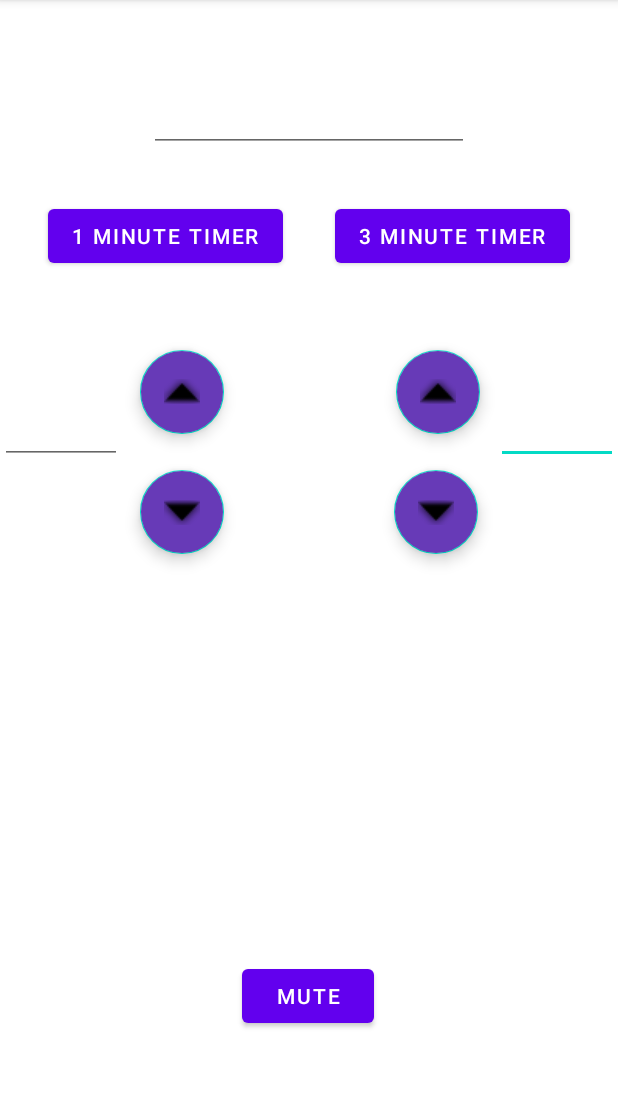
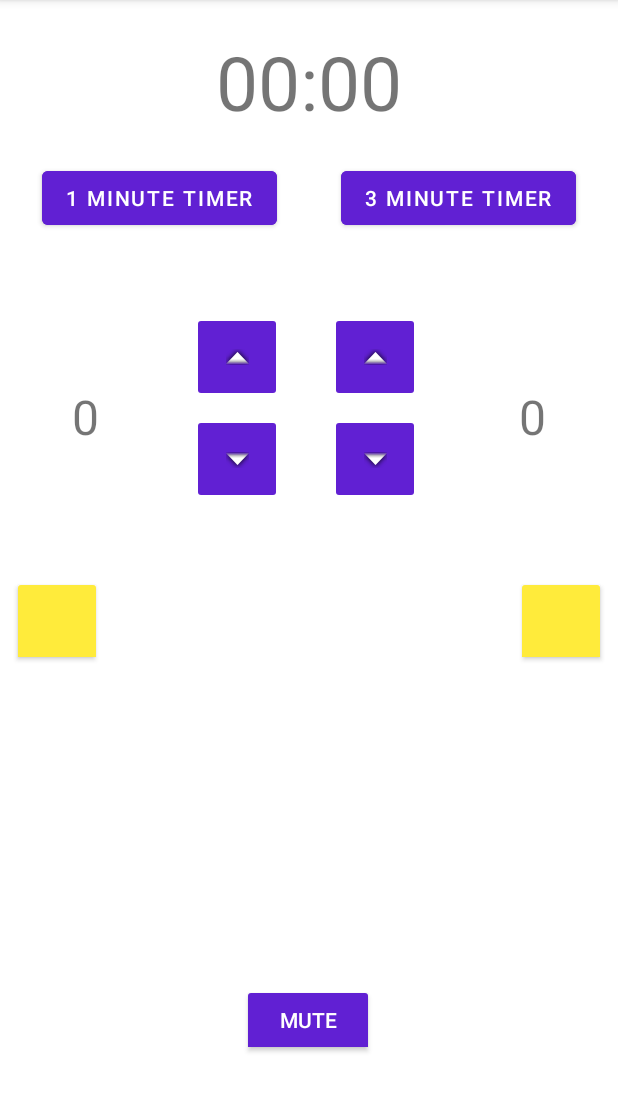
Before and after one commit to konnor-s/FencingScoringDevice, an Android app: the screen it shows after launch (MainActivity), on a phone screen of 412 x 824 dp, the part 84-1196 px from its top. Run offline under Robolectric (Android 15) with nearby library versions, the light colour scheme and no system bars.

Commit message:
Making buttons work
Score increment and decrement buttons now work. Timer now works. Mute button toggles.

```diff
--- a/FencingRemoteController/app/src/main/java/com/example/fencingremotecontroller/MainActivity.java
+++ b/FencingRemoteController/app/src/main/java/com/example/fencingremotecontroller/MainActivity.java
@@ -1,14 +1,125 @@
 package com.example.fencingremotecontroller;
 
 import androidx.appcompat.app.AppCompatActivity;
+import android.os.Bundle;
+import android.os.CountDownTimer;
+import android.view.View;
+import android.widget.Button;
+import android.widget.ImageButton;
+import android.widget.TextView;
+import android.widget.ToggleButton;
 
-import android.os.Bundle;
+import java.util.concurrent.TimeUnit;
 
 public class MainActivity extends AppCompatActivity {
+    private TextView score1;
+    private TextView score2;
+    private TextView time;
+    private ToggleButton mute;
 
     @Override
     protected void onCreate(Bundle savedInstanceState) {
         super.onCreate(savedInstanceState);
         setContentView(R.layout.activity_main);
+
+        score1 = findViewById(R.id.score1);
+        score2 = findViewById(R.id.score2);
+        time = findViewById(R.id.time);
+        mute = findViewById(R.id.mute);
+        ImageButton increment1 = findViewById(R.id.increment1);
+        ImageButton decrement1 = findViewById(R.id.decrement1);
+        ImageButton increment2 = findViewById(R.id.increment2);
+        ImageButton decrement2 = findViewById(R.id.decrement2);
+        Button timer1 = findViewById(R.id.timer1);
+        Button timer3 = findViewById(R.id.timer3);
+
+        increment1.setOnClickListener(view -> {
+            int score = Integer.parseInt(score1.getText().toString());
+            score += 1;
+            score1.setText(String.valueOf(score));
+            //send new score via bluetooth
+        });
+        increment2.setOnClickListener(view -> {
+            int score = Integer.parseInt(score2.getText().toString());
+            score += 1;
+            score2.setText(String.valueOf(score));
+            //send new score via bluetooth
+        });
+        decrement1.setOnClickListener(view -> {
+            int score = Integer.parseInt(score1.getText().toString());
+            score -= 1;
+            score1.setText(String.valueOf(score));
+            //send new score via bluetooth
+        });
+        decrement2.setOnClickListener(view -> {
+            int score = Integer.parseInt(score2.getText().toString());
+            score -= 1;
+            score2.setText(String.valueOf(score));
+            //send new score via bluetooth
+        });
+        mute.setOnClickListener(view -> {
+            if (mute.getText().toString().equals("Mute")){
+                //mute via bluetooth
+            }
+            else {
+                //unmute via bluetooth
+            }
+        });
+        timer1.setOnClickListener(view -> {
+            new CountDownTimer(600000, 1000) {
+                private int minutes = 0;
+                private int seconds = 10;
+                public void onTick(long millis) {
+                    if (seconds == 0){
+                        if (minutes !=0){
+                            seconds = 59;
+                            minutes -= 1;
+                        }
+                    }
+                    else{
+                        seconds -= 1;
+                    }
+
+                    String min_sec = String.format("%02d:%02d",
+                            minutes, seconds);
+
+                    time.setText(String.valueOf(min_sec));
+                }
+
+                public void onFinish() {
+                    time.setText(R.string.time);
+                }
+            }.start();
+            //send signal to reset clock via bluetooth
+        });
+        timer3.setOnClickListener(view -> {
+            new CountDownTimer(1800000, 1000) {
+                private int minutes = 0;
+                private int seconds = 10;
+                public void onTick(long millis) {
+                    if (seconds == 0){
+                        if (minutes !=0){
+                            seconds = 59;
+                            minutes -= 1;
+                        }
+                    }
+                    else{
+                        seconds -= 1;
+                    }
+
+                    String min_sec = String.format("%02d:%02d",
+                            minutes, seconds);
+
+                    time.setText(String.valueOf(min_sec));
+                }
+
+                public void onFinish() {
+                    time.setText(R.string.time);
+                }
+            }.start();
+            //send signal to reset clock via bluetooth
+        });
+
+
     }
 }
--- a/FencingRemoteController/app/src/main/res/layout/activity_main.xml
+++ b/FencingRemoteController/app/src/main/res/layout/activity_main.xml
@@ -6,126 +6,150 @@
     android:layout_height="match_parent"
     tools:context=".MainActivity">
 
-    <EditText
-        android:id="@+id/number2"
-        android:layout_width="81dp"
-        android:layout_height="36dp"
-        android:layout_marginTop="81dp"
-        android:layout_marginBottom="448dp"
-        android:ems="10"
-        android:inputType="number"
-        app:layout_constraintBottom_toBottomOf="parent"
+    <ToggleButton
+        android:id="@+id/yellow2"
+        android:layout_width="60dp"
+        android:layout_height="60dp"
+        android:layout_marginTop="48dp"
+        android:layout_marginEnd="8dp"
+        android:backgroundTint="#FFEB3B"
+        android:textOff="@string/penalty"
+        android:textOn="@string/penalty"
         app:layout_constraintEnd_toEndOf="parent"
-        app:layout_constraintTop_toBottomOf="@+id/timer3" />
+        app:layout_constraintTop_toBottomOf="@+id/decrement2" />
 
-    <com.google.android.material.floatingactionbutton.FloatingActionButton
-        android:id="@+id/floatingActionButton3"
-        android:layout_width="wrap_content"
-        android:layout_height="wrap_content"
-        android:layout_marginStart="115dp"
+    <ImageButton
+        android:id="@+id/decrement2"
+        android:layout_width="60dp"
+        android:layout_height="60dp"
+        android:layout_marginTop="8dp"
+        android:layout_marginEnd="132dp"
+        android:backgroundTint="#6120D3"
+        android:contentDescription="@string/decrement2"
+        app:layout_constraintEnd_toEndOf="parent"
+        app:layout_constraintTop_toBottomOf="@+id/increment2"
+        app:srcCompat="@android:drawable/arrow_down_float" />
+
+    <ImageButton
+        android:id="@+id/decrement1"
+        android:layout_width="60dp"
+        android:layout_height="60dp"
+        android:layout_marginStart="128dp"
+        android:layout_marginTop="8dp"
+        android:backgroundTint="#6120D3"
+        android:contentDescription="@string/decrement1"
+        app:layout_constraintStart_toStartOf="parent"
+        app:layout_constraintTop_toBottomOf="@+id/increment1"
+        app:srcCompat="@android:drawable/arrow_down_float" />
+
+    <ImageButton
+        android:id="@+id/increment2"
+        android:layout_width="60dp"
+        android:layout_height="60dp"
         android:layout_marginTop="52dp"
-        android:layout_marginEnd="12dp"
-        android:backgroundTint="#673AB7"
-        android:clickable="true"
-        app:layout_constraintEnd_toStartOf="@+id/number2"
-        app:layout_constraintStart_toEndOf="@+id/floatingActionButton2"
+        android:layout_marginEnd="132dp"
+        android:backgroundTint="#6120D3"
+        android:contentDescription="@string/increment2"
+        app:layout_constraintEnd_toEndOf="parent"
+        app:layout_constraintHorizontal_bias="1.0"
+        app:layout_constraintStart_toEndOf="@+id/increment1"
         app:layout_constraintTop_toBottomOf="@+id/timer3"
         app:srcCompat="@android:drawable/arrow_up_float" />
 
     <Button
-        android:id="@+id/Mute"
+        android:id="@+id/timer1"
         android:layout_width="wrap_content"
         android:layout_height="wrap_content"
-        android:layout_marginStart="162dp"
-        android:layout_marginEnd="163dp"
-        android:layout_marginBottom="80dp"
-        android:text="@string/mute"
-        app:layout_constraintBottom_toBottomOf="parent"
-        app:layout_constraintEnd_toEndOf="parent"
-        app:layout_constraintStart_toStartOf="parent" />
-
-    <com.google.android.material.floatingactionbutton.FloatingActionButton
-        android:id="@+id/floatingActionButton5"
-        android:layout_width="wrap_content"
-        android:layout_height="wrap_content"
-        android:layout_marginStart="80dp"
-        android:layout_marginTop="24dp"
-        android:layout_marginEnd="10dp"
-        android:backgroundTint="#673AB7"
-        android:clickable="true"
-        app:layout_constraintEnd_toStartOf="@+id/number2"
-        app:layout_constraintHorizontal_bias="0.945"
-        app:layout_constraintStart_toEndOf="@+id/floatingActionButton4"
-        app:layout_constraintTop_toBottomOf="@+id/floatingActionButton3"
-        app:srcCompat="@android:drawable/arrow_down_float" />
-
-    <com.google.android.material.floatingactionbutton.FloatingActionButton
-        android:id="@+id/floatingActionButton2"
-        android:layout_width="wrap_content"
-        android:layout_height="wrap_content"
-        android:layout_marginStart="12dp"
-        android:layout_marginTop="52dp"
-        android:backgroundTint="#673AB7"
-        android:clickable="true"
-        app:layout_constraintStart_toEndOf="@+id/number1"
-        app:layout_constraintTop_toBottomOf="@+id/button1"
-        app:srcCompat="@android:drawable/arrow_up_float" />
-
-    <com.google.android.material.floatingactionbutton.FloatingActionButton
-        android:id="@+id/floatingActionButton4"
-        android:layout_width="wrap_content"
-        android:layout_height="wrap_content"
-        android:layout_marginStart="12dp"
-        android:layout_marginTop="24dp"
-        android:backgroundTint="#673AB7"
-        android:clickable="true"
-        app:layout_constraintStart_toEndOf="@+id/number1"
-        app:layout_constraintTop_toBottomOf="@+id/floatingActionButton2"
-        app:srcCompat="@android:drawable/arrow_down_float" />
-
-    <EditText
-        android:id="@+id/editTextTime"
-        android:layout_width="wrap_content"
-        android:layout_height="wrap_content"
-        android:layout_marginStart="101dp"
-        android:layout_marginTop="56dp"
-        android:layout_marginEnd="102dp"
-        android:ems="10"
-        android:inputType="time"
-        app:layout_constraintEnd_toEndOf="parent"
+        android:layout_marginStart="28dp"
+        android:layout_marginTop="108dp"
+        android:backgroundTint="#6120D3"
+        android:textColor="#ffffff"
+        android:text="@string/timer1"
         app:layout_constraintStart_toStartOf="parent"
         app:layout_constraintTop_toTopOf="parent" />
-
-    <Button
-        android:id="@+id/button1"
-        android:layout_width="wrap_content"
-        android:layout_height="wrap_content"
-        android:layout_marginStart="32dp"
-        android:layout_marginTop="32dp"
-        android:text="@string/timer1"
-        app:layout_constraintStart_toStartOf="parent"
-        app:layout_constraintTop_toBottomOf="@+id/editTextTime" />
 
     <Button
         android:id="@+id/timer3"
         android:layout_width="wrap_content"
         android:layout_height="wrap_content"
-        android:layout_marginTop="32dp"
-        android:layout_marginEnd="32dp"
+        android:layout_marginTop="108dp"
+        android:layout_marginEnd="28dp"
+        android:textColor="#ffffff"
+        android:backgroundTint="#6120D3"
         android:text="@string/timer3"
         app:layout_constraintEnd_toEndOf="parent"
-        app:layout_constraintTop_toBottomOf="@+id/editTextTime" />
+        app:layout_constraintTop_toTopOf="parent" />
 
-    <EditText
-        android:id="@+id/number1"
-        android:layout_width="81dp"
-        android:layout_height="36dp"
-        android:layout_marginTop="81dp"
-        android:layout_marginBottom="448dp"
-        android:ems="10"
-        android:inputType="number"
+    <TextView
+        android:id="@+id/time"
+        android:layout_width="wrap_content"
+        android:layout_height="wrap_content"
+        android:text="@string/time"
+        android:textSize="50sp"
+        app:layout_constraintBottom_toTopOf="@+id/timer3"
+        app:layout_constraintEnd_toEndOf="parent"
+        app:layout_constraintStart_toStartOf="parent"
+        app:layout_constraintTop_toTopOf="parent" />
+
+    <TextView
+        android:id="@+id/score1"
+        android:layout_width="wrap_content"
+        android:layout_height="wrap_content"
+        android:layout_marginStart="48dp"
+        android:layout_marginTop="100dp"
+        android:text="@string/score1"
+        android:textSize="32sp"
+        app:layout_constraintStart_toStartOf="parent"
+        app:layout_constraintTop_toBottomOf="@+id/timer1" />
+
+    <TextView
+        android:id="@+id/score2"
+        android:layout_width="wrap_content"
+        android:layout_height="wrap_content"
+        android:layout_marginTop="100dp"
+        android:layout_marginEnd="48dp"
+        android:text="@string/score2"
+        android:textSize="32sp"
+        app:layout_constraintEnd_toEndOf="parent"
+        app:layout_constraintTop_toBottomOf="@+id/timer3" />
+
+    <ToggleButton
+        android:id="@+id/yellow1"
+        android:layout_width="60dp"
+        android:layout_height="60dp"
+        android:layout_marginStart="8dp"
+        android:layout_marginTop="48dp"
+        android:backgroundTint="#FFEB3B"
+        android:textOff="@string/penalty"
+        android:textOn="@string/penalty"
+        app:layout_constraintStart_toStartOf="parent"
+        app:layout_constraintTop_toBottomOf="@+id/decrement1" />
+
+    <ImageButton
+        android:id="@+id/increment1"
+        android:layout_width="60dp"
+        android:layout_height="60dp"
+        android:layout_marginStart="128dp"
+        android:layout_marginTop="52dp"
+        android:backgroundTint="#6120D3"
+        android:contentDescription="@string/increment1"
+        app:layout_constraintStart_toStartOf="parent"
+        app:layout_constraintTop_toBottomOf="@+id/timer1"
+        app:srcCompat="@android:drawable/arrow_up_float" />
+
+    <ToggleButton
+        android:id="@+id/mute"
+        android:layout_width="wrap_content"
+        android:layout_height="wrap_content"
+        android:layout_marginBottom="64dp"
+        android:text="@string/mute"
+        android:textColor="#FFFFFF"
+        android:textOff="@string/mute"
+        android:textOn="@string/unmute"
+        android:backgroundTint="#6120D3"
         app:layout_constraintBottom_toBottomOf="parent"
-        app:layout_constraintStart_toStartOf="parent"
-        app:layout_constraintTop_toBottomOf="@+id/button1" />
+        app:layout_constraintEnd_toEndOf="parent"
+        app:layout_constraintHorizontal_bias="0.498"
+        app:layout_constraintStart_toStartOf="parent" />
 
 </androidx.constraintlayout.widget.ConstraintLayout>
--- a/FencingRemoteController/app/src/main/res/values/strings.xml
+++ b/FencingRemoteController/app/src/main/res/values/strings.xml
@@ -1,6 +1,16 @@
 <resources>
     <string name="app_name">FencingRemoteController</string>
     <string name="mute">Mute</string>
+    <string name="unmute">Unmute</string>
     <string name="timer1">1 Minute Timer</string>
     <string name="timer3">3 Minute Timer</string>
+    <string name="increment1">increment1</string>
+    <string name="decrement1">decrement1</string>
+    <string name="increment2">increment2</string>
+    <string name="decrement2">decrement2</string>
+    <string name="score1">0</string>
+    <string name="score2">0</string>
+    <string name="time">00:00</string>
+    <string name="penalty"></string>
+    <string name="lknlk">00:00</string>
 </resources>
```
